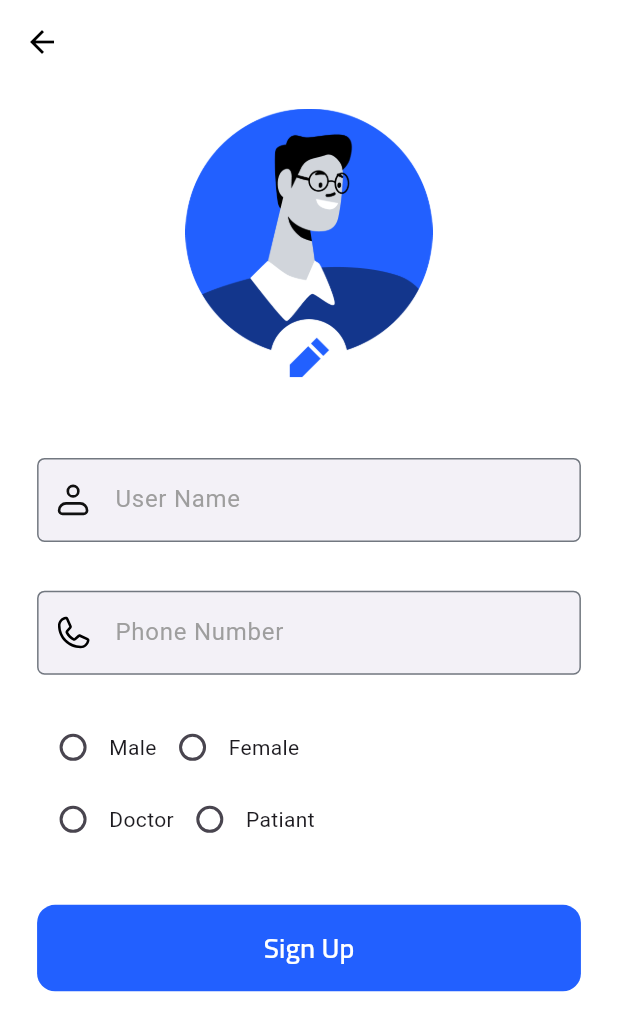
After one commit to Abdo-Magdy-28/SehaTech_Project, a Flutter app: the Signupscreen2 screen opened directly, on a phone screen of 412 x 824 dp. The commit adds this screen. Shown: the top 1031 px of the screen. Run offline on Flutter 3.47's test engine with Material 3 defaults, Android fonts, the phone set to English and light mode, and no system bars; our stand-ins replace flutter_svg, form_field_validator, slide_to_act.

Commit message:
SignUpForm2

```diff
--- /dev/null
+++ b/lib/screens/signupscreen2.dart
@@ -0,0 +1,189 @@
+// ignore_for_file: implicit_call_tearoffs
+
+import 'package:flutter/material.dart';
+import 'package:form_field_validator/form_field_validator.dart';
+import 'package:grad_project/widgets/textformfield.dart';
+
+class Signupscreen2 extends StatefulWidget {
+  const Signupscreen2({super.key});
+
+  @override
+  State<Signupscreen2> createState() => _Signupscreen2State();
+}
+
+class _Signupscreen2State extends State<Signupscreen2> {
+  final GlobalKey<FormState> formKey = GlobalKey<FormState>();
+  final _userNameFocus = FocusNode();
+  final _phoneNumberFocus = FocusNode();
+  final _userNameController = TextEditingController();
+  final _phoneNumberController = TextEditingController();
+  String? selectedGender;
+  String? selectedjob;
+  @override
+  Widget build(BuildContext context) {
+    final devHeight = MediaQuery.of(context).size.height;
+    final devWidth = MediaQuery.of(context).size.width;
+    return Scaffold(
+      resizeToAvoidBottomInset: true,
+      backgroundColor: Colors.white,
+      appBar: AppBar(
+        backgroundColor: Colors.white,
+        elevation: 0,
+        leading: IconButton(
+          icon: const Icon(Icons.arrow_back, color: Colors.black),
+          onPressed: () => Navigator.pop(context),
+        ),
+      ),
+      body: SafeArea(
+        child: SingleChildScrollView(
+          padding: EdgeInsets.symmetric(horizontal: devWidth * 0.06),
+          reverse: true, // ensures bottom field stays visible
+          child: Form(
+            key: formKey,
+            child: Center(
+              child: Column(
+                mainAxisAlignment: MainAxisAlignment.center,
+                crossAxisAlignment: CrossAxisAlignment.center,
+                children: [
+                  SizedBox(height: devHeight * 0.02),
+                  InkWell(
+                    child: Image.asset(
+                      "assets/images/Frame.png",
+                      width: devWidth * 0.4,
+                    ),
+                    onTap: () {},
+                  ),
+                  Padding(
+                    padding: EdgeInsets.fromLTRB(0, devHeight * 0.04, 0, 0),
+                    child: Textformfield(
+                      focusNode: _userNameFocus,
+                      controller: _userNameController,
+                      validator: RequiredValidator(
+                        errorText: "User Name Requiered",
+                      ),
+                      hinttext: 'User Name',
+                      bordercolor: const Color(0xFF727880),
+                      prefixicon: "assets/images/iconamoon_profile-light.svg",
+                      textInputAction: TextInputAction.next,
+                      onFieldSubmitted: (_) => FocusScope.of(
+                        context,
+                      ).requestFocus(_phoneNumberFocus),
+                    ),
+                  ),
+                  Padding(
+                    padding: EdgeInsets.fromLTRB(
+                      0,
+                      devHeight * 0.02,
+                      0,
+                      devHeight * 0.02,
+                    ),
+                    child: Textformfield(
+                      focusNode: _phoneNumberFocus,
+                      controller: _phoneNumberController,
+                      validator: MultiValidator([
+                        RequiredValidator(errorText: "Phone Number Requiered"),
+                        MinLengthValidator(
+                          11,
+                          errorText: "Must Be 11 Numbers ",
+                        ),
+                        PatternValidator(
+                          r'^01[0-9]+$',
+                          errorText: "Invalid Phone Number",
+                        ),
+                        MaxLengthValidator(11, errorText: "Must be 11 Numbers"),
+                      ]),
+                      hinttext: 'Phone Number',
+                      bordercolor: const Color(0xFF727880),
+                      prefixicon: "assets/images/carbon_phone.svg",
+                      textInputAction: TextInputAction.next,
+                      onFieldSubmitted: (_) => FocusScope.of(
+                        context,
+                      ).requestFocus(_phoneNumberFocus),
+                    ),
+                  ),
+                  Row(
+                    mainAxisAlignment: MainAxisAlignment.start,
+                    crossAxisAlignment: CrossAxisAlignment.center,
+                    children: [
+                      Radio<String>(
+                        value: "Male",
+                        groupValue: selectedGender,
+                        onChanged: (value) =>
+                            setState(() => selectedGender = value),
+                      ),
+                      const Text("Male"),
+                      Radio<String>(
+                        value: "Female",
+                        groupValue: selectedGender,
+                        onChanged: (value) =>
+                            setState(() => selectedGender = value),
+                      ),
+                      const Text("Female"),
+                    ],
+                  ),
+
+                  Row(
+                    mainAxisAlignment: MainAxisAlignment.start,
+                    crossAxisAlignment: CrossAxisAlignment.center,
+                    children: [
+                      Radio<String>(
+                        value: "Doctor",
+                        groupValue: selectedjob,
+                        onChanged: (value) =>
+                            setState(() => selectedjob = value),
+                      ),
+                      const Text("Doctor"),
+                      Radio<String>(
+                        value: "Patiant",
+                        groupValue: selectedjob,
+                        onChanged: (value) =>
+                            setState(() => selectedjob = value),
+                      ),
+                      const Text("Patiant"),
+                    ],
+                  ),
+                  SizedBox(height: devHeight * 0.04),
+                  SizedBox(
+                    width: double.infinity,
+                    height: devHeight * 0.07,
+                    child: ElevatedButton(
+                      onPressed: _submitForm,
+                      style: ElevatedButton.styleFrom(
+                        backgroundColor: const Color(0xFF2260FF),
+                        shape: RoundedRectangleBorder(
+                          borderRadius: BorderRadius.circular(12),
+                        ),
+                        elevation: 0,
+                      ),
+                      child: Text(
+                        'Sign Up',
+                        style: TextStyle(
+                          color: Colors.white,
+                          fontSize: devWidth * 0.045,
+                          fontWeight: FontWeight.w600,
+                          fontFamily: 'Cairo',
+                        ),
+                      ),
+                    ),
+                  ),
+                ],
+              ),
+            ),
+          ),
+        ),
+      ),
+    );
+  }
+
+  void _submitForm() {
+    if (formKey.currentState!.validate()) {
+      ScaffoldMessenger.of(context).showSnackBar(
+        const SnackBar(content: Text('Form is valid! Signing up...')),
+      );
+    } else {
+      ScaffoldMessenger.of(
+        context,
+      ).showSnackBar(const SnackBar(content: Text('Please fix errors.')));
+    }
+  }
+}
--- a/lib/widgets/textformfield.dart
+++ b/lib/widgets/textformfield.dart
@@ -1,5 +1,6 @@
 import 'package:flutter/material.dart';
 import 'package:flutter_svg/flutter_svg.dart';
+import 'package:form_field_validator/form_field_validator.dart';
 
 class Textformfield extends StatelessWidget {
   const Textformfield({
@@ -12,8 +13,9 @@ class Textformfield extends StatelessWidget {
     this.onFieldSubmitted,
     this.textInputAction = TextInputAction.done,
     this.controller,
+    this.validator,
   });
-
+  final String? Function(String?)? validator;
   final String hinttext;
   final bool obsecure;
   final Color bordercolor;
@@ -28,17 +30,12 @@ class Textformfield extends StatelessWidget {
     return Padding(
       padding: const EdgeInsets.symmetric(vertical: 8),
       child: TextFormField(
+        validator: validator,
         controller: controller,
         focusNode: focusNode,
         obscureText: obsecure,
         textInputAction: textInputAction,
         onFieldSubmitted: onFieldSubmitted,
-        validator: (value) {
-          if (value?.isEmpty ?? true) {
-            return "Field is required";
-          }
-          return null;
-        },
         style: const TextStyle(color: Colors.black87),
         decoration: InputDecoration(
           hintText: hinttext,
--- a/pubspec.yaml
+++ b/pubspec.yaml
@@ -38,6 +38,7 @@ dependencies:
   flutter_svg: ^2.2.1
   slide_to_act : ^2.0.2
   carousel_slider: ^5.1.1
+  form_field_validator: ^1.1.0
 
 dev_dependencies:
   flutter_test:
```
Also changed, not shown: lib/screens/signupform.dart (+46 -0 lines), lib/screens/signupscreen.dart (deleted, +0 -182 lines), assets/images/Frame.png (added), assets/images/carbon_phone.svg (added), pubspec.lock.
